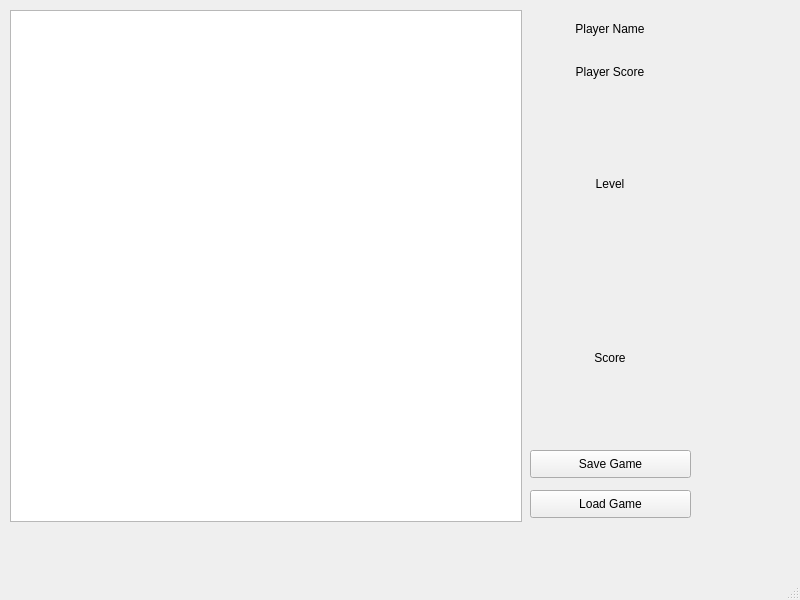
Above: Game/mainwindow.ui from thyo9470/The-Thunder-Dungeon before the change. Below: the same form after it.
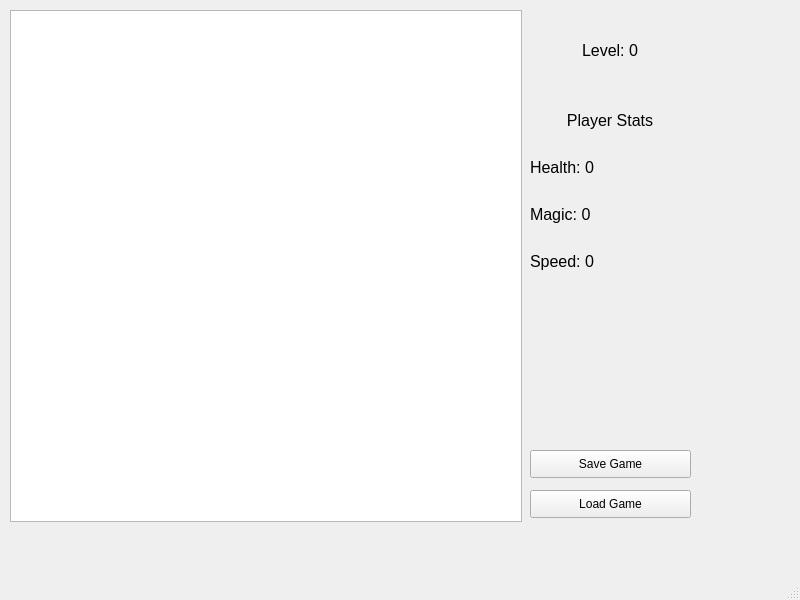
That is the form after the change.

Patch:
```diff
--- a/Game/mainwindow.ui
+++ b/Game/mainwindow.ui
@@ -35,22 +35,14 @@
     </property>
     <layout class="QVBoxLayout" name="verticalLayout">
      <item>
-      <widget class="QLabel" name="playerName">
-       <property name="text">
-        <string>Player Name</string>
+      <widget class="QLabel" name="currentLevel">
+       <property name="font">
+        <font>
+         <pointsize>12</pointsize>
+        </font>
        </property>
-       <property name="scaledContents">
-        <bool>false</bool>
-       </property>
-       <property name="alignment">
-        <set>Qt::AlignCenter</set>
-       </property>
-      </widget>
-     </item>
-     <item>
-      <widget class="QLabel" name="playerScore">
        <property name="text">
-        <string>Player Score</string>
+        <string>Level: 0</string>
        </property>
        <property name="scaledContents">
         <bool>false</bool>
@@ -68,7 +60,7 @@
       <x>530</x>
       <y>100</y>
       <width>160</width>
-      <height>341</height>
+      <height>181</height>
      </rect>
     </property>
     <layout class="QVBoxLayout" name="verticalLayout_2">
@@ -76,9 +68,14 @@
       <number>7</number>
      </property>
      <item>
-      <widget class="QLabel" name="currentLevel">
+      <widget class="QLabel" name="playerStats">
+       <property name="font">
+        <font>
+         <pointsize>12</pointsize>
+        </font>
+       </property>
        <property name="text">
-        <string>Level</string>
+        <string>Player Stats</string>
        </property>
        <property name="scaledContents">
         <bool>false</bool>
@@ -89,15 +86,38 @@
       </widget>
      </item>
      <item>
-      <widget class="QLabel" name="stats">
+      <widget class="QLabel" name="playerHealth">
+       <property name="font">
+        <font>
+         <pointsize>12</pointsize>
+        </font>
+       </property>
        <property name="text">
-        <string>Score</string>
+        <string>Health: 0</string>
        </property>
-       <property name="scaledContents">
-        <bool>false</bool>
+      </widget>
+     </item>
+     <item>
+      <widget class="QLabel" name="playerMagic">
+       <property name="font">
+        <font>
+         <pointsize>12</pointsize>
+        </font>
        </property>
-       <property name="alignment">
-        <set>Qt::AlignCenter</set>
+       <property name="text">
+        <string>Magic: 0</string>
+       </property>
+      </widget>
+     </item>
+     <item>
+      <widget class="QLabel" name="playerSpeed">
+       <property name="font">
+        <font>
+         <pointsize>12</pointsize>
+        </font>
+       </property>
+       <property name="text">
+        <string>Speed: 0</string>
        </property>
       </widget>
      </item>
```
